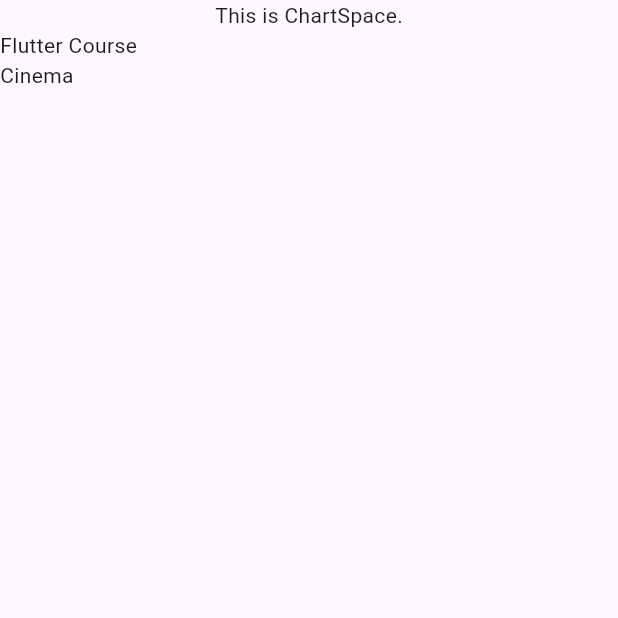
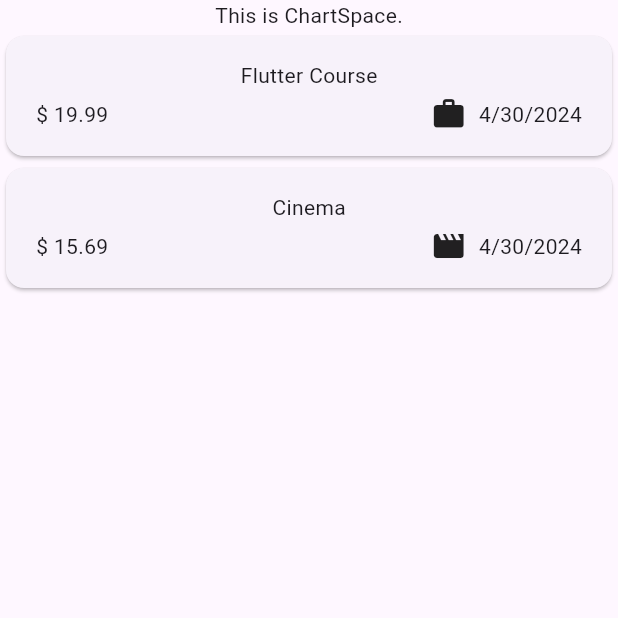
Before and after one commit to onodaryo/thirdapp, a Flutter app: the screen it shows after launch, on a phone screen of 412 x 824 dp, the top half of it. Run offline on Flutter 3.47's test engine with Material 3 defaults, Android fonts, the phone set to English and light mode, and no system bars.

Commit message:
アイコンの動的選択と日付の表記の変更

```diff
--- a/lib/main.dart
+++ b/lib/main.dart
@@ -1,6 +1,6 @@
 import 'package:flutter/material.dart';
 
-import 'package:keihi/expenses.dart';
+import 'package:keihi/widgets/expenses.dart';
 
 void main() {
   runApp(
--- a/lib/models/expense.dart
+++ b/lib/models/expense.dart
@@ -1,4 +1,8 @@
 import 'package:uuid/uuid.dart';
+import 'package:intl/intl.dart';
+import 'package:flutter/material.dart';
+
+final formatter = DateFormat.yMd();
 
 final uuid = Uuid();
 
@@ -8,6 +12,13 @@ enum Category {
   leisure,
   work,
 }
+
+const categoryIcons = {
+  Category.food:    Icons.lunch_dining,
+  Category.travel:  Icons.flight_takeoff,
+  Category.leisure: Icons.movie,
+  Category.work:    Icons.work,
+};
 
 class Expense{
   Expense({
@@ -23,6 +34,10 @@ class Expense{
   final DateTime date;
   final Category category;
 
+  String get formattedDate{
+    return formatter.format(date);
+  }
+
   @override
   String toString() {
     return 'id: $id\ntitle: $title\namount: ${amount.toString()}\ndate: ${date.toString()}\ncategory: ${category.toString()}';
--- /dev/null
+++ b/lib/widgets/expenseItem.dart
@@ -0,0 +1,40 @@
+import 'package:flutter/material.dart';
+
+import 'package:keihi/models/expense.dart';
+
+class ExpenseItem extends StatelessWidget{
+  const ExpenseItem({super.key, required this.expense});
+
+  final Expense expense;
+
+  @override
+  Widget build(BuildContext context) {
+    return Card(
+      child: Padding(
+        padding: const EdgeInsets.symmetric(
+          horizontal: 20,
+          vertical: 16,
+        ),
+        child: Column(
+          children: [
+            Text(expense.title),
+            const SizedBox(height: 4,),
+            Row(
+              children: [
+                Text('\$ ${expense.amount.toStringAsFixed(2)}'), // 有効数字桁数
+                const Spacer(),
+                Row(
+                  children: [
+                    Icon(categoryIcons[expense.category]),
+                    const SizedBox(width: 8,),
+                    Text(expense.formattedDate),
+                  ],
+                ),
+              ],
+            ),
+          ],
+        ),
+      ),
+    );
+  }
+}
--- a/lib/expenses.dart
+++ b/lib/widgets/expenses.dart
@@ -2,7 +2,7 @@ import 'package:flutter/cupertino.dart';
 import 'package:flutter/material.dart';
 
 import 'package:keihi/models/expense.dart';
-import 'package:keihi/expensesList.dart';
+import 'package:keihi/widgets/expensesList.dart';
 
 class Expenses extends StatefulWidget {
   const Expenses({super.key});
--- a/lib/expensesList.dart
+++ b/lib/widgets/expensesList.dart
@@ -1,6 +1,7 @@
 import 'package:flutter/material.dart';
 
 import 'package:keihi/models/expense.dart';
+import 'package:keihi/widgets/expenseItem.dart';
 
 class ExpensesList extends StatelessWidget {
   const ExpensesList({super.key, required this.expenses, });
@@ -10,7 +11,7 @@ class ExpensesList extends StatelessWidget {
   @override
   Widget build(BuildContext context) {
     return ListView.builder(
-      itemCount: expenses.length, itemBuilder: (ctx, index) => Text(expenses[index].title),
+      itemCount: expenses.length, itemBuilder: (ctx, index) => ExpenseItem(expense: expenses[index],)
     );
   }
 }
--- a/pubspec.yaml
+++ b/pubspec.yaml
@@ -36,6 +36,7 @@ dependencies:
   # Use with the CupertinoIcons class for iOS style icons.
   cupertino_icons: ^1.0.6
   uuid: ^4.4.0
+  intl: ^0.19.0
 
 dev_dependencies:
   flutter_test:
```
Also changed, not shown: pubspec.lock.
